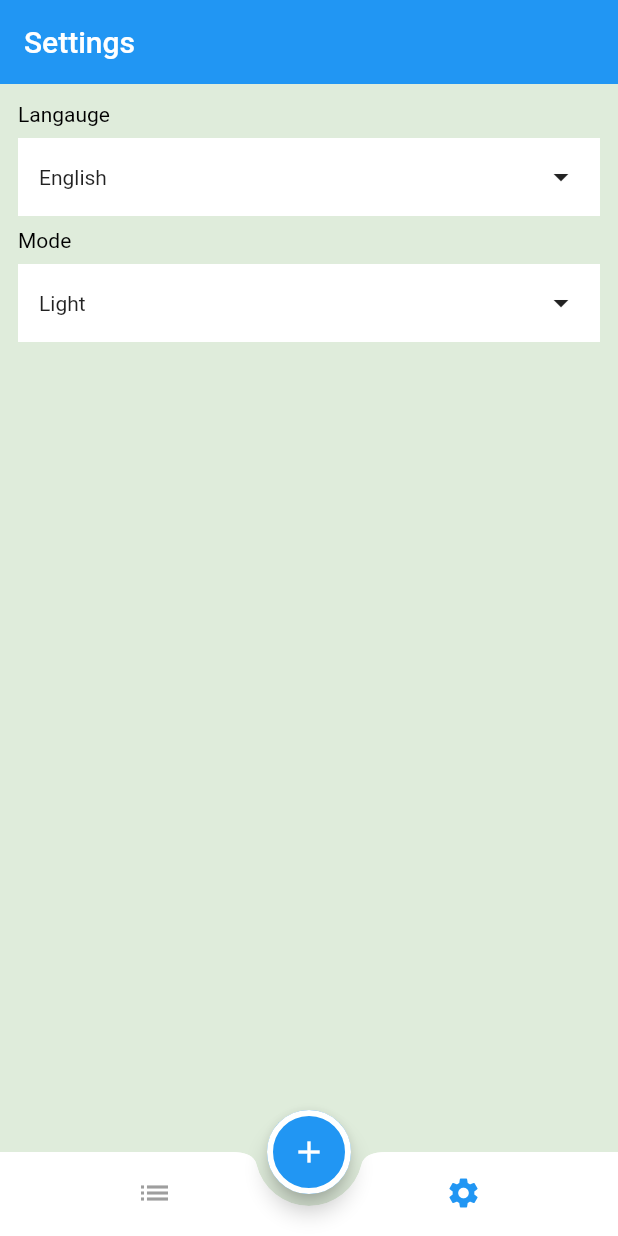
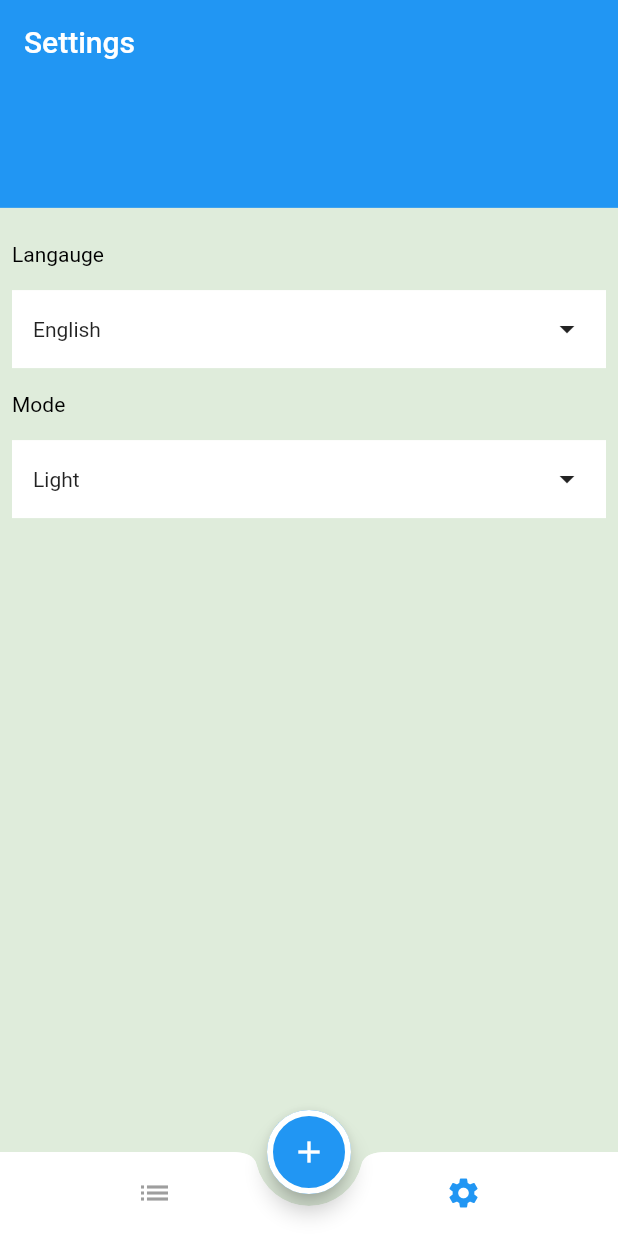
Before and after one commit to mohamed6572/ToDo_App, a Flutter app: the screen it shows after launch, item 2 of the bottom bar chosen, on a phone screen of 412 x 824 dp. Run offline on Flutter 3.47's test engine with Material 2 defaults, Android fonts, the phone set to English and light mode, and no system bars; our stand-ins replace cloud_firestore, firebase_core, flutter_slidable, fluttertoast, table_calendar; accounts and stored records are empty; generated files the repository leaves out were written again.

```diff
--- a/lib/Ui/Home/HomeScrean.dart
+++ b/lib/Ui/Home/HomeScrean.dart
@@ -67,7 +67,14 @@ class _HomeScreanState extends State<HomeScrean> {
         shape: CircularNotchedRectangle(),
         notchMargin: 8,
       ),
-      body: tabs[currentIndex],
+      body: Stack(children: [
+        Container(
+          color: Theme.of(context).primaryColor,
+          height: MediaQuery.of(context).size.height * 0.1,
+          width: MediaQuery.of(context).size.width,
+        ),
+        tabs[currentIndex]
+      ]),
     );
   }
 
--- a/lib/Ui/Home/Settings_Tap/todo_SittingsTap.dart
+++ b/lib/Ui/Home/Settings_Tap/todo_SittingsTap.dart
@@ -16,16 +16,28 @@ class _SettingsTabState extends State<TodoSettingsTpp> {
   Widget build(BuildContext context) {
     var provider = Provider.of<AppConfigProvider>(context);
     return Container(
-      padding: EdgeInsets.all(12),
       child: Column(
         crossAxisAlignment: CrossAxisAlignment.stretch,
         children: [
-          Text(
+          Container(
+            color: Theme.of(context).primaryColor,
+            height: MediaQuery.of(context).size.height * 0.1,
+            width: MediaQuery.of(context).size.width,
+          ),
+          SizedBox(
+            height: 15,
+          ),
+          Padding(
+            padding: const EdgeInsets.all(8.0),
+            child: Text(
               AppLocalizations.of(context)!.language,
               style: TextStyle(
                   color: provider.isDarkMode() ? Colors.white : Colors.black),
             ),
-          InkWell(
+          ),
+          Padding(
+            padding: const EdgeInsets.symmetric(horizontal: 8.0),
+            child: InkWell(
               onTap: () {
                 ShowLangageButtomSheet();
               },
@@ -44,12 +56,18 @@ class _SettingsTabState extends State<TodoSettingsTpp> {
                 ),
               ),
             ),
-          Text(
+          ),
+          Padding(
+            padding: const EdgeInsets.all(8.0),
+            child: Text(
               AppLocalizations.of(context)!.theme,
               style: TextStyle(
                   color: provider.isDarkMode() ? Colors.white : Colors.black),
             ),
-          InkWell(
+          ),
+          Padding(
+            padding: const EdgeInsets.symmetric(horizontal: 8.0),
+            child: InkWell(
               onTap: () {
                 ShowThemeButtomSheet();
               },
@@ -67,6 +85,7 @@ class _SettingsTabState extends State<TodoSettingsTpp> {
                         : AppLocalizations.of(context)!.dark),
                     Icon(Icons.arrow_drop_down_sharp)
                   ],
+                ),
               ),
             ),
           ),
```
Also changed, not shown: lib/Provider/AppConfigProvider.dart (+0 -7 lines), lib/Ui/Home/List_Tap/Edit_List_Widget.dart (+40 -14 lines), lib/Ui/Home/List_Tap/Todo_Widget.dart (+8 -14 lines), lib/Ui/Home/List_Tap/todo_ListTap.dart (+5 -2 lines), lib/data/FireStoreUtils.dart (+14 -0 lines). Lines whose indentation alone changed are shown as unchanged.
